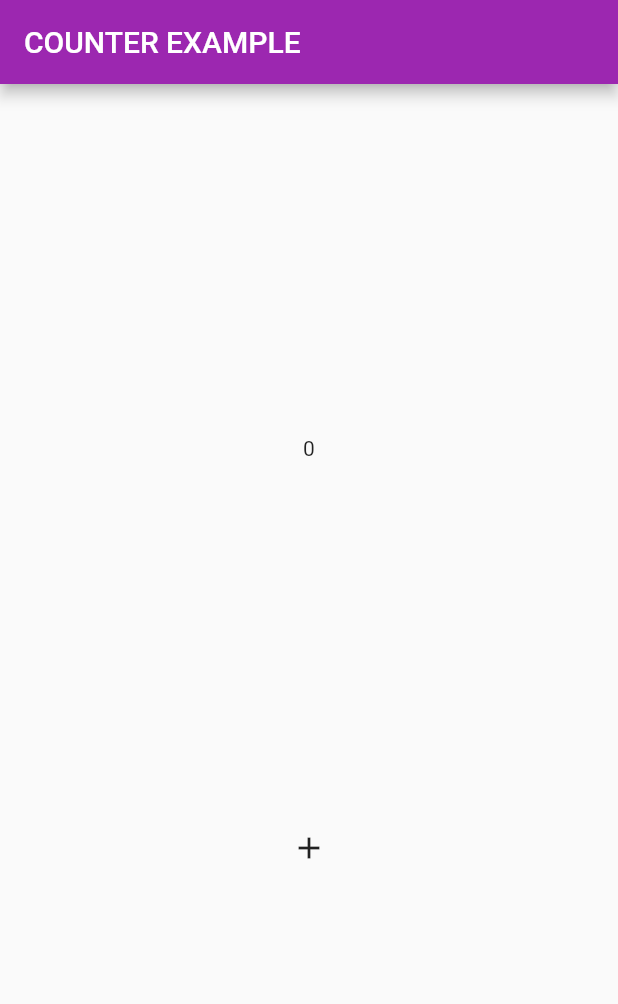
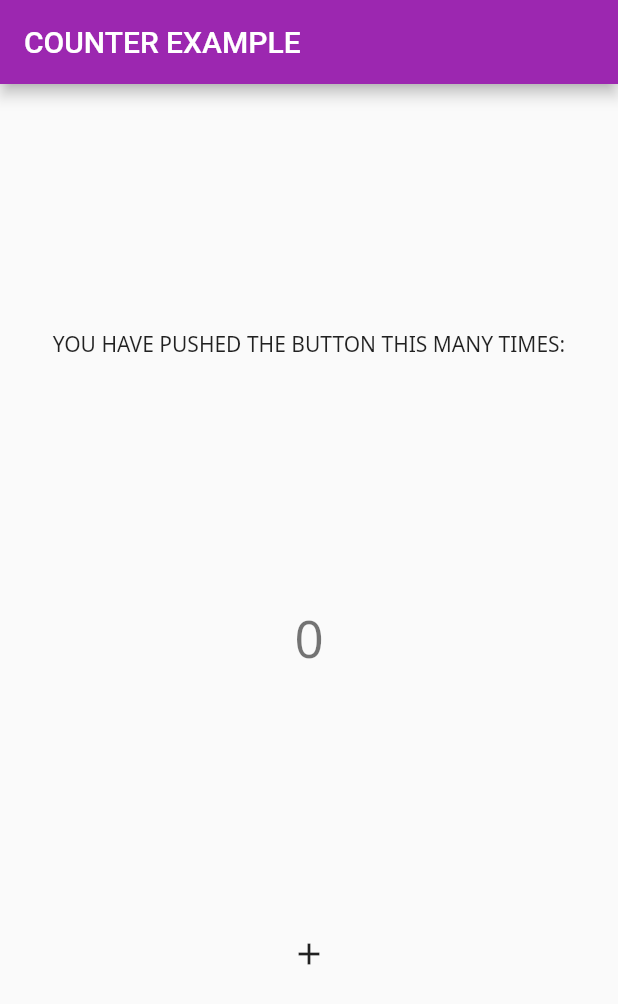
Before and after one commit to fredgrott/base_rvierpod, a Flutter app: the screen it shows after launch, on a phone screen of 412 x 824 dp. Shown: the top 1004 px of the screen. Run offline on Flutter 3.47's test engine with Material 2 defaults, Android fonts, the phone set to English and light mode, and no system bars; drawn by our look-alikes of flutter_platform_widgets; our stand-ins replace device_info_plus, flutter_hooks, flutter_riverpod, get_it, google_fonts, hooks_riverpod; missing offline and left inert: ansicolor, catcher, logging_appenders.

Commit message:
platform exp finalized along with correct state logging
platform exp finalized along with correct state logging

```diff
--- a/lib/app/modules/homepage/my_homepage_exp.dart
+++ b/lib/app/modules/homepage/my_homepage_exp.dart
@@ -1,13 +1,18 @@
 
+import 'dart:developer';
+
+import 'package:base_riverpod/app/data/model/counter_notifier.dart';
 import 'package:flutter/cupertino.dart';
 import 'package:flutter/material.dart';
 
 import 'package:flutter/widgets.dart';
+import 'package:flutter_hooks/flutter_hooks.dart';
 
 import 'package:flutter_platform_widgets/flutter_platform_widgets.dart';
 import 'package:flutter_riverpod/flutter_riverpod.dart';
+import 'package:hooks_riverpod/hooks_riverpod.dart';
 
-final counterProvider = StateProvider((ref) => 0);
+final provider = StateNotifierProvider((ref) => CounterNotifier());
 
 class MyHomePage extends StatelessWidget {
   @override
@@ -19,18 +24,12 @@ class MyHomePage extends StatelessWidget {
 
         mainAxisAlignment: MainAxisAlignment.spaceEvenly,
         children: [
-            Center(
-              // Consumer is a widget that allows you reading providers.
-              // You could also use the hook "useProvider" if you uses flutter_hooks
-              child: Consumer(builder: (context, watch, _) {
-                final dynamic count = watch(counterProvider).state;
-                return PlatformText('$count');
-              }),
-            ),
+            PlatformText('You have pushed the button this many times:'),
+            const CounterTextWidget(),
             // changed so that I could make it fully cross platform as CupertinoApp does not have FABs
             Center(child: PlatformIconButton(
 
-              onPressed: () => context.read(counterProvider).state++,
+              onPressed: () => context.read(provider).increment(),
               materialIcon: const Icon(Icons.add),
               cupertinoIcon: const Icon(
                  CupertinoIcons.add,
@@ -42,3 +41,16 @@ class MyHomePage extends StatelessWidget {
     );
   }
 }
+
+class CounterTextWidget extends HookWidget {
+  const CounterTextWidget({Key key}) : super(key: key);
+  @override
+  Widget build(BuildContext context) {
+    log('building CounterTextWidget');
+    final dynamic counterModel = useProvider(provider.state);
+    return Text(
+      '${counterModel.count}',
+      style: Theme.of(context).textTheme.headline4,
+    );
+  }
+}
--- a/lib/app/themes/my_cupertino.dart
+++ b/lib/app/themes/my_cupertino.dart
@@ -1,5 +1,6 @@
 
 
+import 'package:base_riverpod/app/themes/my_cupertinotext_theme.dart';
 import 'package:flutter/cupertino.dart';
 import 'package:flutter/material.dart';
 
@@ -13,4 +14,5 @@ final cupertinoTheme = CupertinoThemeData(
         color: Colors.purple,
         darkColor: Colors.cyan,
       ),
+      textTheme: myCupertinoTextThemeData
     );
--- a/lib/app/themes/my_material.dart
+++ b/lib/app/themes/my_material.dart
@@ -1,12 +1,18 @@
+// Copyright(c) 2021 Fredrick Allan Grott. All rights reserved.
+// Use of this source code is governed by a BSD-style license.
 
-
+import 'package:base_riverpod/app/themes/my_materialtext_theme.dart';
 import 'package:flutter/material.dart';
 
 final materialTheme = ThemeData(
       primarySwatch: Colors.purple,
+      visualDensity:  VisualDensity.adaptivePlatformDensity,
+      textTheme: myMaterialTextTheme
     );
 
 final materialDarkTheme = ThemeData(
       brightness: Brightness.dark,
       primarySwatch: Colors.teal,
+      visualDensity: VisualDensity.adaptivePlatformDensity,
+      textTheme: myMaterialTextTheme
     );
--- a/lib/app/themes/my_materialtext_theme.dart
+++ b/lib/app/themes/my_materialtext_theme.dart
@@ -1,3 +1,6 @@
+// Copyright(c) 2021 Fredrick Allan Grott. All rights reserved.
+// Use of this source code is governed by a BSD-style license.
+
 import 'package:flutter/material.dart';
 import 'package:google_fonts/google_fonts.dart';
 
--- a/pubspec.yaml
+++ b/pubspec.yaml
@@ -46,6 +46,7 @@ dependencies:
   flutter_platform_widgets: ^1.1.0
   flutter_hooks: ^0.16.0
   google_fonts: ^2.0.0
+  hooks_riverpod: ^0.13.1+1
 
 
 
```
Also changed, not shown: lib/app/data/model/counter_notifier.dart (added, +23 -0 lines), lib/app/themes/my_color_scheme.dart (+24 -10 lines), lib/app/utils/logmixin.dart (+8 -0 lines), lib/main.dart (+4 -3 lines), pubspec.lock.
